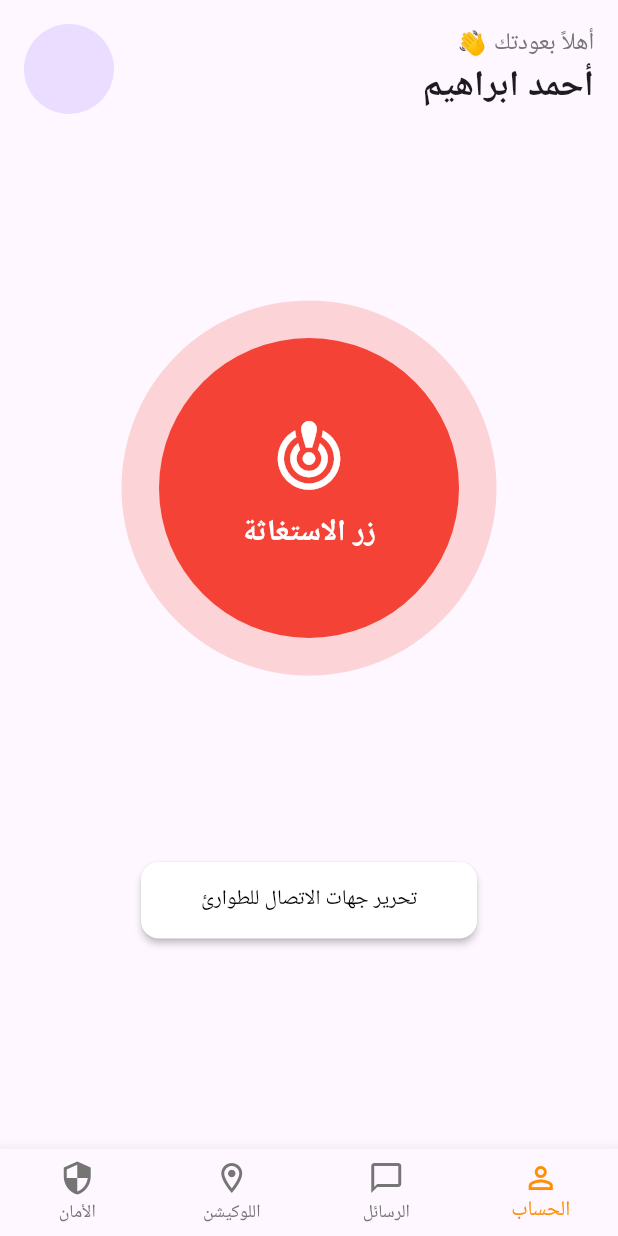
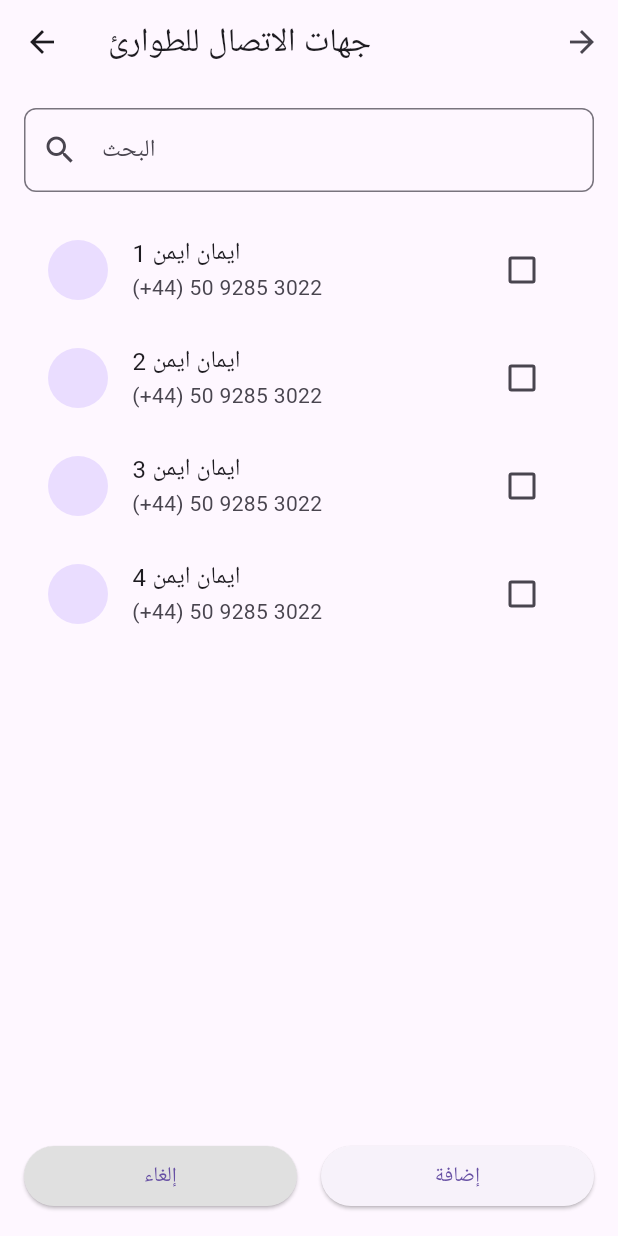
Before and after one commit to aalitariq44/Umrah, a Flutter app: the screen it shows after launch, after a tap on "تحرير جهات الاتصال للطوارئ", on a phone screen of 412 x 824 dp. Run offline on Flutter 3.47's test engine with Material 3 defaults, Android fonts, the phone set to English and light mode, and no system bars; Roboto replaces fonts that are missing (Cairo).

Commit message:
اضافة صفحة جهاز الاتصال واللوكيشن

```diff
--- a/lib/features/2_main_navigation/home_screen.dart
+++ b/lib/features/2_main_navigation/home_screen.dart
@@ -1,4 +1,6 @@
 import 'package:flutter/material.dart';
+import 'package:myplace/features/location/screens/location_screen.dart';
+import 'package:myplace/features/safety/screens/edit_emergency_contacts_screen.dart';
 
 class HomeScreen extends StatefulWidget {
   const HomeScreen({super.key});
@@ -18,8 +20,50 @@ class _HomeScreenState extends State<HomeScreen> {
 
   @override
   Widget build(BuildContext context) {
+    final List<Widget> widgetOptions = <Widget>[
+      _buildHomeScreen(),
+      const Text('الرسائل'), // Placeholder for Chat Screen
+      const LocationScreen(),
+      const Text('الأمان'), // Placeholder for Safety Screen
+    ];
+
     return Scaffold(
-      body: SafeArea(
+      body: IndexedStack(
+        index: _selectedIndex,
+        children: widgetOptions,
+      ),
+      bottomNavigationBar: BottomNavigationBar(
+        items: const <BottomNavigationBarItem>[
+          BottomNavigationBarItem(
+            icon: Icon(Icons.person_outline),
+            label: 'الحساب',
+          ),
+          BottomNavigationBarItem(
+            icon: Icon(Icons.chat_bubble_outline),
+            label: 'الرسائل',
+          ),
+          BottomNavigationBarItem(
+            icon: Icon(Icons.location_on_outlined),
+            label: 'اللوكيشن',
+          ),
+          BottomNavigationBarItem(
+            icon: Icon(Icons.security_outlined),
+            activeIcon: Icon(Icons.security),
+            label: 'الأمان',
+          ),
+        ],
+        currentIndex: _selectedIndex,
+        selectedItemColor: Colors.amber[800],
+        unselectedItemColor: Colors.grey[600],
+        onTap: _onItemTapped,
+        type: BottomNavigationBarType.fixed,
+        showUnselectedLabels: true,
+      ),
+    );
+  }
+
+  Widget _buildHomeScreen() {
+    return SafeArea(
       child: Padding(
         padding: const EdgeInsets.all(16.0),
         child: Column(
@@ -99,7 +143,14 @@ class _HomeScreenState extends State<HomeScreen> {
             ),
             const Spacer(),
             ElevatedButton(
-                onPressed: () {},
+              onPressed: () {
+                Navigator.push(
+                  context,
+                  MaterialPageRoute(
+                    builder: (context) => const EditEmergencyContactsScreen(),
+                  ),
+                );
+              },
               style: ElevatedButton.styleFrom(
                 backgroundColor: Colors.white,
                 foregroundColor: Colors.black,
@@ -115,34 +166,6 @@ class _HomeScreenState extends State<HomeScreen> {
           ],
         ),
       ),
-      ),
-      bottomNavigationBar: BottomNavigationBar(
-        items: const <BottomNavigationBarItem>[
-          BottomNavigationBarItem(
-            icon: Icon(Icons.person_outline),
-            label: 'الحساب',
-          ),
-          BottomNavigationBarItem(
-            icon: Icon(Icons.chat_bubble_outline),
-            label: 'الرسائل',
-          ),
-          BottomNavigationBarItem(
-            icon: Icon(Icons.location_on_outlined),
-            label: 'اللوكيشن',
-          ),
-          BottomNavigationBarItem(
-            icon: Icon(Icons.security_outlined),
-            activeIcon: Icon(Icons.security),
-            label: 'الأمان',
-          ),
-        ],
-        currentIndex: _selectedIndex,
-        selectedItemColor: Colors.amber[800],
-        unselectedItemColor: Colors.grey[600],
-        onTap: _onItemTapped,
-        type: BottomNavigationBarType.fixed,
-        showUnselectedLabels: true,
-      ),
     );
   }
 }
--- /dev/null
+++ b/lib/features/location/screens/location_screen.dart
@@ -0,0 +1,85 @@
+import 'package:flutter/material.dart';
+
+class LocationScreen extends StatelessWidget {
+  const LocationScreen({super.key});
+
+  @override
+  Widget build(BuildContext context) {
+    return Scaffold(
+      body: Stack(
+        children: [
+          // This will be the map view
+          Container(
+            color: Colors.grey[300],
+            child: const Center(
+              child: Text('Map Placeholder'),
+            ),
+          ),
+          DraggableScrollableSheet(
+            initialChildSize: 0.3,
+            minChildSize: 0.2,
+            maxChildSize: 0.5,
+            builder: (BuildContext context, ScrollController scrollController) {
+              return Container(
+                decoration: const BoxDecoration(
+                  color: Colors.white,
+                  borderRadius: BorderRadius.only(
+                    topLeft: Radius.circular(16.0),
+                    topRight: Radius.circular(16.0),
+                  ),
+                ),
+                child: Column(
+                  children: [
+                    const Padding(
+                      padding: EdgeInsets.all(16.0),
+                      child: Text(
+                        'الأشخاص القريبون',
+                        style: TextStyle(
+                          fontSize: 20,
+                          fontWeight: FontWeight.bold,
+                        ),
+                      ),
+                    ),
+                    Padding(
+                      padding: const EdgeInsets.symmetric(horizontal: 8.0),
+                      child: SizedBox(
+                        height: 120, // Adjust height as needed
+                        child: ListView(
+                          controller: scrollController,
+                          scrollDirection: Axis.horizontal,
+                          children: [
+                            _buildPersonTile('زينب', '10 كم'),
+                            _buildPersonTile('ساره', '100 كم'),
+                            _buildPersonTile('مريم', '120 كم'),
+                            _buildPersonTile('محمد', '132 كم'),
+                          ],
+                        ),
+                      ),
+                    ),
+                  ],
+                ),
+              );
+            },
+          ),
+        ],
+      ),
+    );
+  }
+
+  Widget _buildPersonTile(String name, String distance) {
+    return Padding(
+      padding: const EdgeInsets.all(8.0),
+      child: Column(
+        children: [
+          const CircleAvatar(
+            radius: 30,
+            // backgroundImage: AssetImage('...'),
+          ),
+          const SizedBox(height: 8),
+          Text(name),
+          Text(distance),
+        ],
+      ),
+    );
+  }
+}
--- /dev/null
+++ b/lib/features/safety/screens/edit_emergency_contacts_screen.dart
@@ -0,0 +1,83 @@
+import 'package:flutter/material.dart';
+
+class EditEmergencyContactsScreen extends StatelessWidget {
+  const EditEmergencyContactsScreen({super.key});
+
+  @override
+  Widget build(BuildContext context) {
+    return Scaffold(
+      appBar: AppBar(
+        title: const Text('جهات الاتصال للطوارئ'),
+        actions: [
+          IconButton(
+            icon: const Icon(Icons.arrow_forward),
+            onPressed: () {
+              // Navigate back or to another screen
+            },
+          ),
+        ],
+      ),
+      body: Padding(
+        padding: const EdgeInsets.all(16.0),
+        child: Column(
+          children: [
+            TextField(
+              decoration: InputDecoration(
+                hintText: 'البحث',
+                prefixIcon: const Icon(Icons.search),
+                border: OutlineInputBorder(
+                  borderRadius: BorderRadius.circular(8.0),
+                ),
+              ),
+            ),
+            const SizedBox(height: 16),
+            Expanded(
+              child: ListView.builder(
+                itemCount: 4, // Example count
+                itemBuilder: (context, index) {
+                  return ListTile(
+                    leading: const CircleAvatar(
+                      // backgroundImage: NetworkImage('...'), // Add image later
+                    ),
+                    title: Text('ايمان ايمن ${index + 1}'),
+                    subtitle: const Text('(+44) 50 9285 3022'),
+                    trailing: Checkbox(
+                      value: false,
+                      onChanged: (bool? value) {
+                        // Handle checkbox state change
+                      },
+                    ),
+                  );
+                },
+              ),
+            ),
+            Row(
+              children: [
+                Expanded(
+                  child: ElevatedButton(
+                    onPressed: () {
+                      // Handle cancel
+                    },
+                    style: ElevatedButton.styleFrom(
+                      backgroundColor: Colors.grey[300],
+                    ),
+                    child: const Text('إلغاء'),
+                  ),
+                ),
+                const SizedBox(width: 16),
+                Expanded(
+                  child: ElevatedButton(
+                    onPressed: () {
+                      // Handle add
+                    },
+                    child: const Text('إضافة'),
+                  ),
+                ),
+              ],
+            ),
+          ],
+        ),
+      ),
+    );
+  }
+}
--- a/lib/features/safety/screens/safety_screen.dart
+++ b/lib/features/safety/screens/safety_screen.dart
@@ -0,0 +1,28 @@
+import 'package:flutter/material.dart';
+import 'package:myplace/features/safety/screens/edit_emergency_contacts_screen.dart';
+
+class SafetyScreen extends StatelessWidget {
+  const SafetyScreen({super.key});
+
+  @override
+  Widget build(BuildContext context) {
+    return Scaffold(
+      appBar: AppBar(
+        title: const Text('Safety'),
+      ),
+      body: Center(
+        child: ElevatedButton(
+          onPressed: () {
+            Navigator.push(
+              context,
+              MaterialPageRoute(
+                builder: (context) => const EditEmergencyContactsScreen(),
+              ),
+            );
+          },
+          child: const Text('تحرير جهات الاتصال للطوارئ'),
+        ),
+      ),
+    );
+  }
+}
```
Lines whose indentation alone changed are shown as unchanged.
